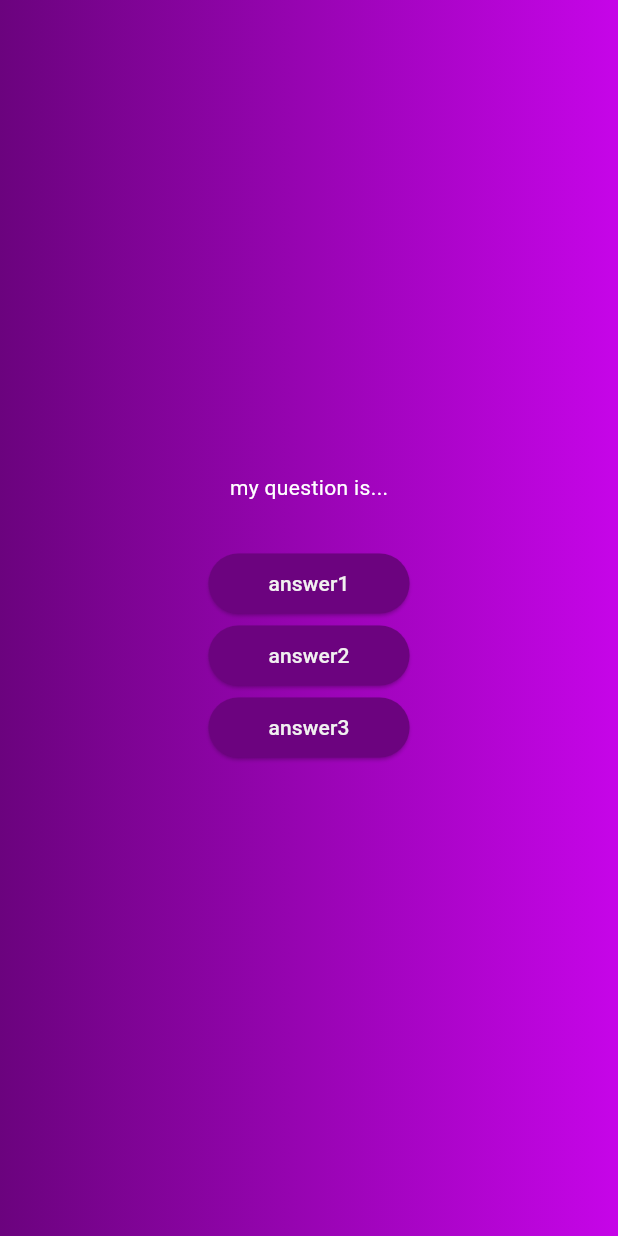
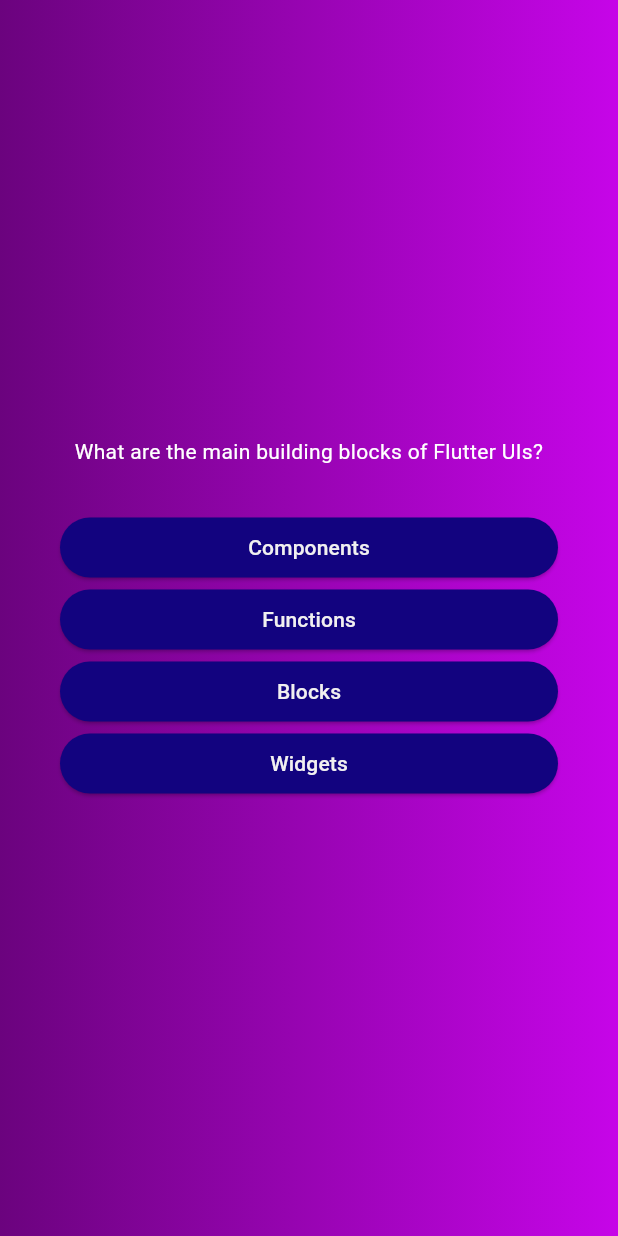
Before and after one commit to deepu901/Quiz_Flutter, a Flutter app: the screen it shows after launch, after a tap on "Start Quiz", on a phone screen of 412 x 824 dp. Run offline on Flutter 3.47's test engine with Material 3 defaults, Android fonts, the phone set to English and light mode, and no system bars.

Commit message:
shuffle without changing actual order of answer

```diff
--- a/lib/answer_button.dart
+++ b/lib/answer_button.dart
@@ -13,7 +13,7 @@
       onPressed: onTap,
       style: ElevatedButton.styleFrom(
         padding: const EdgeInsets.symmetric(horizontal: 40, vertical: 10),
-        backgroundColor: const Color.fromARGB(255, 108, 3, 127),
+        backgroundColor: const Color.fromARGB(255, 18, 3, 127),
         foregroundColor: const Color.fromARGB(255, 241, 240, 240),
         shape: RoundedRectangleBorder(
           borderRadius: BorderRadius.circular(40),
--- a/lib/models/quiz_questrions.dart
+++ b/lib/models/quiz_questrions.dart
@@ -3,4 +3,10 @@
 
   final String text;
   final List<String> answers;
+
+  List<String> getShuffledAnswers() {
+    final shuffledList = List.of(answers);
+    shuffledList.shuffle();
+    return shuffledList;
+  }
 }
--- a/lib/question_screen.dart
+++ b/lib/question_screen.dart
@@ -1,5 +1,6 @@
 import 'package:flutter/material.dart';
 import 'package:demo_quiz/answer_button.dart';
+import 'package:demo_quiz/Data/questions.dart';
 
 class QuestionScreen extends StatefulWidget {
   const QuestionScreen({super.key});
@@ -10,30 +11,41 @@
 }
 
 class _QuestionScreenState extends State<QuestionScreen> {
+  var currentQuestionsIndex = 0;
+
+  answerQuestion() {
+    setState(() {
+      currentQuestionsIndex++;
+    });
+
+    //currentQuestionsIndex += 1;
+    //currentQuestionsIndex = currentQuestionsIndex + 1;
+  }
+
   @override
   Widget build(context) {
+    final currentQuestion = questions[currentQuestionsIndex];
     return Center(
+      child: Container(
+        margin: const EdgeInsets.all(40),
         child: Column(
           mainAxisSize: MainAxisSize.min,
+          crossAxisAlignment: CrossAxisAlignment.stretch,
           children: [
-          const Text(
-            'my question is...',
-            style: TextStyle(color: Colors.white),
+            Text(
+              currentQuestion.text,
+              style: const TextStyle(color: Colors.white),
+              textAlign: TextAlign.center,
             ),
             const SizedBox(height: 30),
-          AnswerButton(
-            answerText: 'answer1',
-            onTap: () {},
+            ...currentQuestion.getShuffledAnswers().map((answer) {
+              return AnswerButton(
+                answerText: answer,
+                onTap: answerQuestion,
+              );
+            })
+          ],
         ),
-          AnswerButton(
-            answerText: 'answer2',
-            onTap: () {},
-          ),
-          AnswerButton(
-            answerText: 'answer3',
-            onTap: () {},
-          ),
-        ],
       ),
     );
   }
```
Lines whose indentation alone changed are shown as unchanged.
